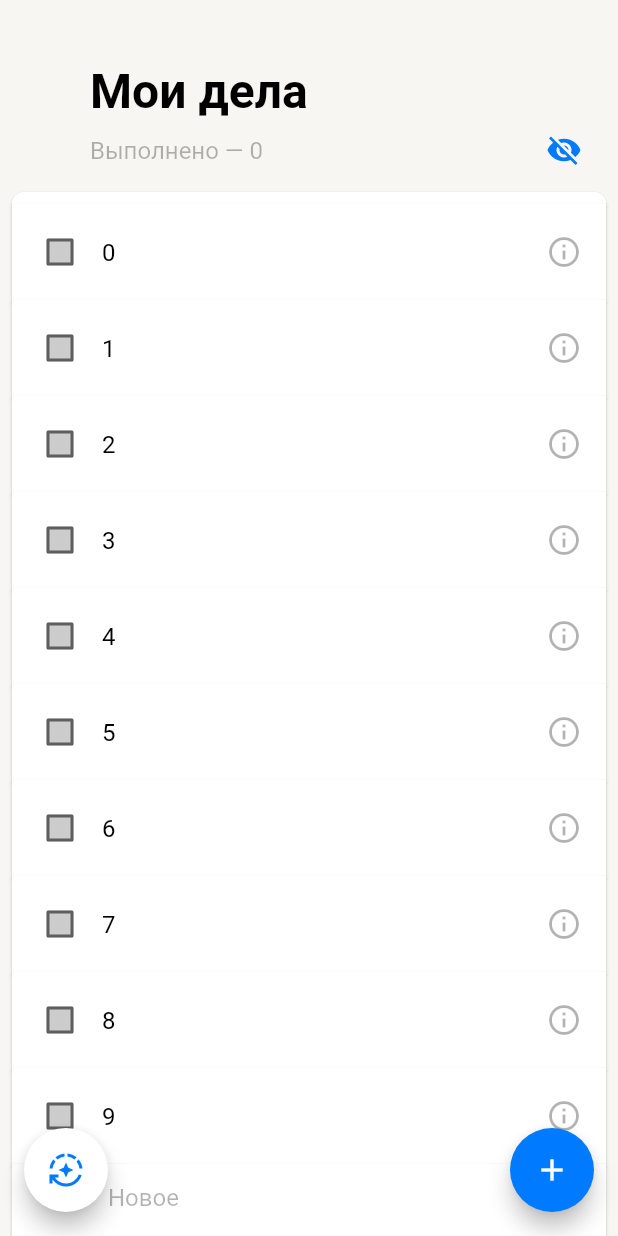
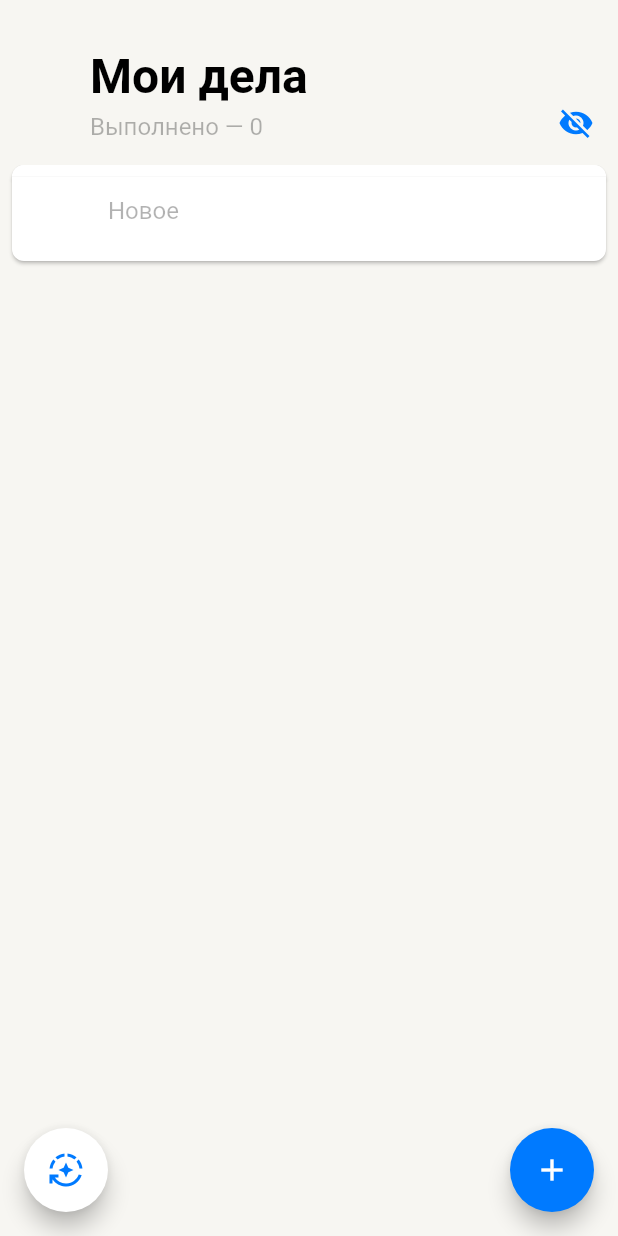
Before and after one commit to rootint/ada-lovelace, a Flutter app: the screen it shows after launch, after a tap on the "visibility" icon, on a phone screen of 412 x 824 dp. Run offline on Flutter 3.47's test engine with Material 2 defaults, Android fonts, the phone set to English and light mode, and no system bars.

Commit message:
Finally, perfect scrolling

```diff
--- a/lib/data-domain/providers/database_provider.dart
+++ b/lib/data-domain/providers/database_provider.dart
@@ -5,15 +5,15 @@ import '../models/task.dart';
 
 class DatabaseProvider extends ChangeNotifier {
   DatabaseProvider() {
-    for (int i = 0; i < 10; ++i) {
-      _tasks[i.toString()] = Task(
-        id: i.toString(),
-        text: i.toString(),
-        importance: Importance.none,
-        doUntil: null,
-        done: false,
-      );
-    }
+    // for (int i = 0; i < 10; ++i) {
+    //   _tasks[i.toString()] = Task(
+    //     id: i.toString(),
+    //     text: i.toString(),
+    //     importance: Importance.none,
+    //     doUntil: null,
+    //     done: false,
+    //   );
+    // }
   }
 
   Map<String, Importance> conversionMap = {
--- a/lib/presentation/screens/main_screen.dart
+++ b/lib/presentation/screens/main_screen.dart
@@ -59,101 +59,20 @@ class _MainScreenState extends State<MainScreen> {
               }
             }
           }
-          return CustomScrollView(
-            controller: _scrollController,
+          return SafeArea(
+            child: CustomScrollView(
               slivers: [
-              SliverAppBar(
+                SliverPersistentHeader(
                   pinned: true,
-                snap: false,
-                floating: false,
-                expandedHeight: 80.0,
-                backgroundColor: theme.backPrimary,
-                actions: [
-                  if (_scrollController.hasClients &&
-                      _scrollController.offset > 50)
-                    Opacity(
-                      opacity: min(1, (_scrollController.offset - 50) / 30),
-                      child: Padding(
-                        padding: const EdgeInsets.only(right: 8.0),
-                        child: InkWell(
-                          borderRadius: BorderRadius.circular(32),
-                          onTap: () {
+                  delegate: TitleBar(
+                    value: value.countDone(),
+                    isDoneVisible: _isDoneVisible,
+                    onPressed: () {
                       setState(() {
                         Logger.addToLog('toggled done visibility');
                         _isDoneVisible = !_isDoneVisible;
                       });
                     },
-                          child: Padding(
-                            padding: const EdgeInsets.all(8.0),
-                            child: Icon(
-                              _isDoneVisible
-                                  ? Icons.visibility
-                                  : Icons.visibility_off,
-                              color: theme.primary,
-                            ),
-                          ),
-                        ),
-                      ),
-                    ),
-                ],
-                flexibleSpace: FlexibleSpaceBar(
-                  expandedTitleScale: 1.6,
-                  titlePadding: EdgeInsets.only(
-                      left: _scrollController.hasClients
-                          ? max(
-                              min(60 - _scrollController.offset * 0.66, 60), 16)
-                          : 60),
-                  title: Padding(
-                    padding: EdgeInsets.only(
-                        bottom: _scrollController.hasClients
-                            ? max(min(_scrollController.offset, 16), 0)
-                            : 0),
-                    child: Row(
-                      children: [
-                        Text(
-                          'Мои дела',
-                          style: theme.largeTitle.copyWith(
-                            fontSize: 20,
-                            fontWeight: FontWeight.w600,
-                          ),
-                        ),
-                      ],
-                    ),
-                  ),
-                ),
-              ),
-              SliverToBoxAdapter(
-                child: Padding(
-                  padding: const EdgeInsets.only(bottom: 8.0),
-                  child: Row(
-                    children: [
-                      const SizedBox(width: 60),
-                      Text(
-                        'Выполнено — ${value.countDone()}',
-                        style: theme.body.copyWith(color: theme.labelTertiary),
-                      ),
-                      const Spacer(),
-                      InkWell(
-                        borderRadius: BorderRadius.circular(32),
-                        onTap: () {
-                          setState(() {
-                            Logger.addToLog('toggled done visibility');
-                            _isDoneVisible = !_isDoneVisible;
-                          });
-                        },
-                        child: Padding(
-                          padding: const EdgeInsets.all(8.0),
-                          child: Icon(
-                            _isDoneVisible
-                                ? Icons.visibility
-                                : Icons.visibility_off,
-                            color: theme.primary,
-                          ),
-                        ),
-                      ),
-                      const SizedBox(width: 16),
-                    ],
-                  ),
                   ),
                 ),
                 SliverList(
@@ -207,8 +126,8 @@ class _MainScreenState extends State<MainScreen> {
                                 ),
                                 alignment: Alignment.centerLeft,
                                 child: Padding(
-                                padding:
-                                    const EdgeInsets.only(left: 64, bottom: 12),
+                                  padding: const EdgeInsets.only(
+                                      left: 64, bottom: 12),
                                   child: Text(
                                     'Новое',
                                     style: theme.body.copyWith(
@@ -227,6 +146,7 @@ class _MainScreenState extends State<MainScreen> {
                   ),
                 ),
               ],
+            ),
           );
         },
       ),
@@ -268,3 +188,76 @@ class _MainScreenState extends State<MainScreen> {
     );
   }
 }
+
+class TitleBar extends SliverPersistentHeaderDelegate {
+  TitleBar({
+    required this.value,
+    required this.onPressed,
+    required this.isDoneVisible,
+  });
+  final int value;
+  final Function onPressed;
+  final bool isDoneVisible;
+
+  @override
+  Widget build(
+      BuildContext context, double shrinkOffset, bool overlapsContent) {
+    final theme = AppTheme.of(context);
+    return Material(
+      elevation: min(4, shrinkOffset / 20),
+      color: theme.backPrimary,
+      child: Stack(
+        children: [
+          Positioned(
+            left: 60 - min(44, shrinkOffset),
+            bottom: 16 + max(0, 24 - shrinkOffset / 2),
+            child: Text(
+              'Мои дела',
+              style: theme.largeTitle.copyWith(
+                fontSize: max(20, 32 - shrinkOffset),
+                fontWeight: FontWeight.w600,
+              ),
+            ),
+          ),
+          Positioned(
+            left: 60,
+            bottom: 16,
+            child: Opacity(
+              opacity: 1 - min(1, shrinkOffset / 20),
+              child: Text(
+                'Выполнено — $value',
+                style: theme.body.copyWith(color: theme.labelTertiary),
+              ),
+            ),
+          ),
+          Positioned(
+            right: 8,
+            bottom: 8,
+            child: InkWell(
+              borderRadius: BorderRadius.circular(32),
+              onTap: () => onPressed(),
+              child: Padding(
+                padding: const EdgeInsets.all(8.0),
+                child: Icon(
+                  isDoneVisible ? Icons.visibility : Icons.visibility_off,
+                  color: theme.primary,
+                ),
+              ),
+            ),
+          ),
+        ],
+      ),
+    );
+  }
+
+  @override
+  double get maxExtent => 110;
+
+  @override
+  double get minExtent => 56;
+
+  @override
+  bool shouldRebuild(covariant SliverPersistentHeaderDelegate oldDelegate) {
+    return true;
+  }
+}
```
Lines whose indentation alone changed are shown as unchanged.
